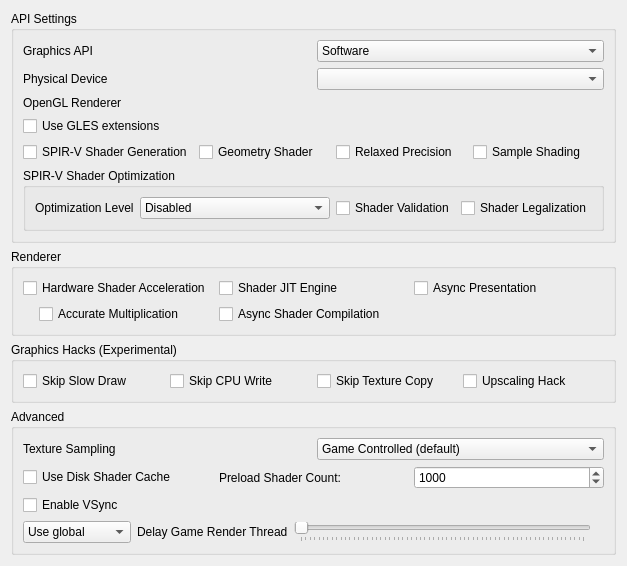
This is src/borked3ds_qt/configuration/configure_graphics.ui in gvx64/Borked3DS-rpi as Qt 5 draws it before an edit. The edited form follows.
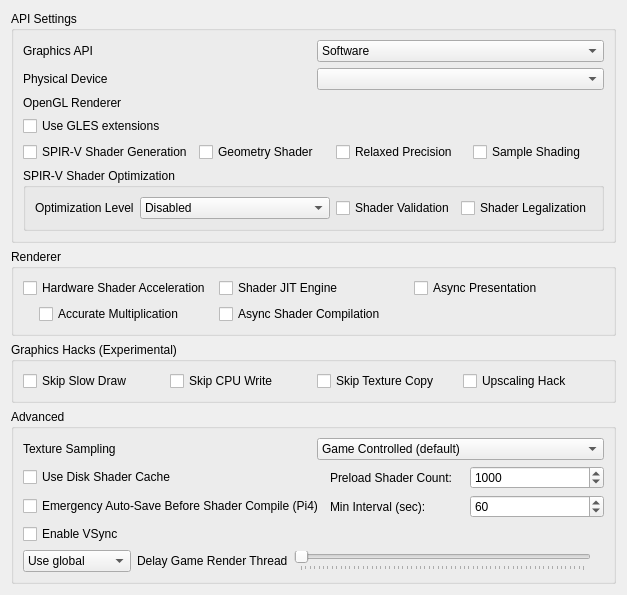
This is the edited form.

Commit message: gvx64: Emergency SW fallback — RAM savestate + GSP interrupt recovery

Patch:
```diff
--- a/src/borked3ds_qt/configuration/configure_graphics.ui
+++ b/src/borked3ds_qt/configuration/configure_graphics.ui
@@ -523,6 +523,42 @@
          </widget>
         </item>
         <item row="2" column="0">
+         <widget class="QCheckBox" name="toggle_auto_shader_save">
+          <property name="toolTip">
+           <string>&lt;html&gt;&lt;head/&gt;&lt;body&gt;&lt;p&gt;Before each new shader compilation, automatically save game state to RAM. If a fatal GPU hang occurs, press the Emergency SW Fallback hotkey to restore this state and continue in software rendering mode. Recommended for Zelda/Pokemon on Pi4.&lt;/p&gt;&lt;/body&gt;&lt;/html&gt;</string>
+          </property>
+          <property name="text">
+           <string>Emergency Auto-Save Before Shader Compile (Pi4)</string>
+          </property>
+         </widget>
+        </item>
+        <item row="2" column="1">
+         <widget class="QLabel" name="label_auto_shader_save_interval">
+          <property name="text">
+           <string>Min Interval (sec):</string>
+          </property>
+         </widget>
+        </item>
+        <item row="2" column="2">
+         <widget class="QSpinBox" name="auto_shader_save_interval">
+          <property name="toolTip">
+           <string>&lt;html&gt;&lt;head/&gt;&lt;body&gt;&lt;p&gt;Minimum seconds between automatic RAM savestates before shader compilation. Higher values reduce overhead; lower values keep saves more frequent.&lt;/p&gt;&lt;/body&gt;&lt;/html&gt;</string>
+          </property>
+          <property name="minimum">
+           <number>10</number>
+          </property>
+          <property name="maximum">
+           <number>600</number>
+          </property>
+          <property name="singleStep">
+           <number>10</number>
+          </property>
+          <property name="value">
+           <number>60</number>
+          </property>
+         </widget>
+        </item>
+        <item row="3" column="0">
          <widget class="QCheckBox" name="toggle_vsync_new">
           <property name="toolTip">
            <string>&lt;html&gt;&lt;head/&gt;&lt;body&gt;&lt;p&gt;VSync prevents the screen from tearing, but some graphics cards have lower performance with VSync enabled. Keep it enabled if you don't notice a performance difference.&lt;/p&gt;&lt;/body&gt;&lt;/html&gt;</string>
```
The commit also changes 21 other files.
